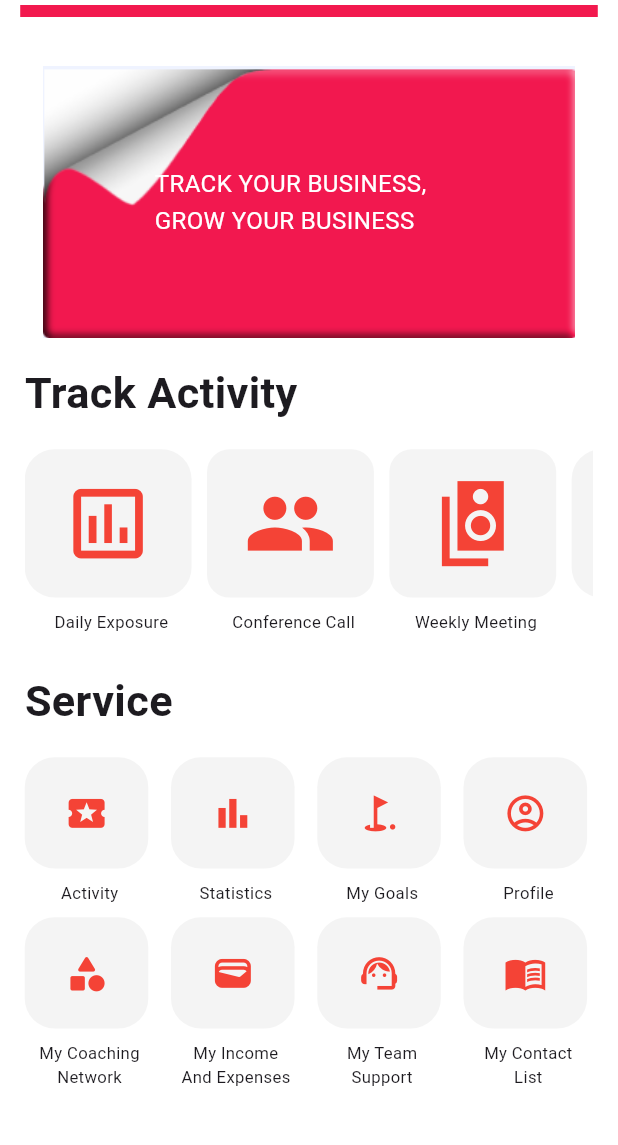
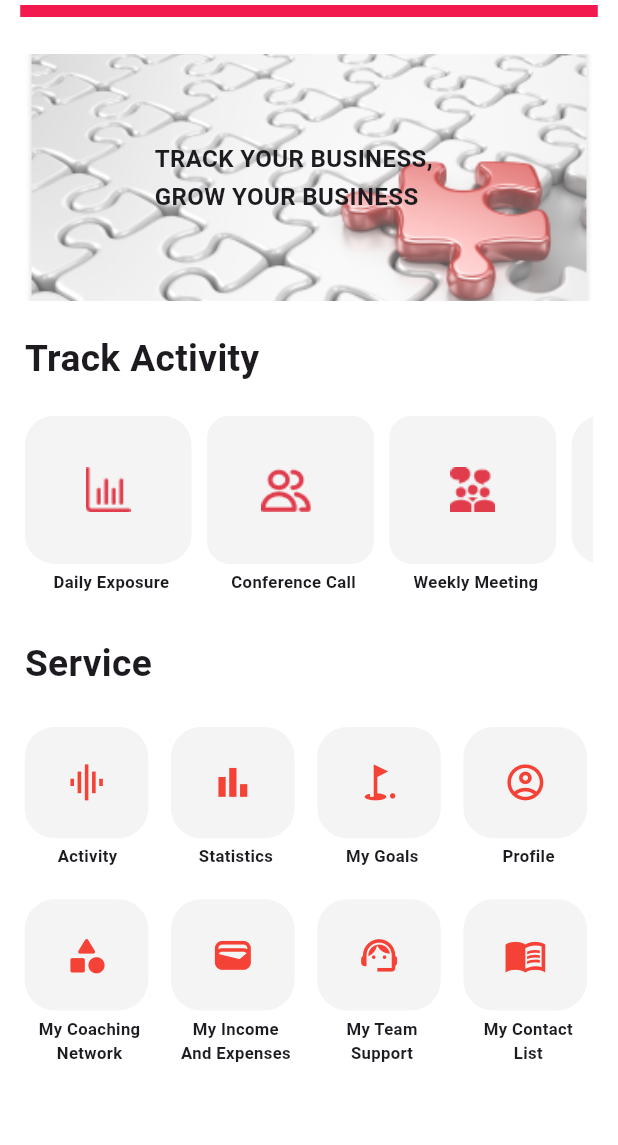
Before and after one commit to Subhan-Ayub/HBB-App, a Flutter app: the HomeScreen screen opened by its route, on a phone screen of 412 x 824 dp, the part 82-1227 px from its top. Run offline on Flutter 3.47's test engine with Material 3 defaults, Android fonts, the phone set to English and light mode, and no system bars; our stand-ins replace get, get_storage, intl_phone_number_input, sliding_up_panel, syncfusion_flutter_charts, syncfusion_flutter_datepicker; accounts and stored records are empty.

Commit message:
home page (Bobby)

```diff
--- a/lib/src/ui/view/home.dart
+++ b/lib/src/ui/view/home.dart
@@ -20,35 +20,37 @@ class HomeScreen extends StatelessWidget {
   }
 
   Widget body() {
-    return SingleChildScrollView(
-      child: Column(
+    return Column(
       children: [
         Container(
-            height: Get.height * 0.22,
-            child: Container(
-              width: Get.width / 1.1,
+          width: Get.width,
+          height: Get.height * 0.2,
           alignment: Alignment.center,
           decoration: const BoxDecoration(
+              // color: Colors.amber,
               image: DecorationImage(
+                  opacity: .7,
                   image: AssetImage(
-                        'assets/images/header-image.png',
+                    'assets/images/banner-img.png',
                   ),
-                      fit: BoxFit.contain)),
+                  fit: BoxFit.cover)),
           child: SizedBox(
             width: Get.width / 2,
             child: Text(
               'TRACK YOUR BUSINESS, GROW YOUR BUSINESS',
               style: TextStyle(
                   fontSize: Get.width * 0.039,
-                      fontWeight: FontWeight.w400,
-                      color: Colors.white,
+                  fontWeight: FontWeight.bold,
+                  // color: Colors.white,
                   height: Get.height * 0.0019),
             ),
           ),
-            ),
-          ).marginOnly(top: Get.height * 0.04),
+        ).marginOnly(top: Get.height * 0.03),
 
         // Track Activity
+        Column(
+          // mainAxisAlignment: MainAxisAlignment.spaceBetween,
+          children: [
             Container(
               width: Get.width,
               child: Column(
@@ -57,8 +59,9 @@ class HomeScreen extends StatelessWidget {
                   Text(
                     "Track Activity",
                     style: TextStyle(
-                      fontSize: Get.width * 0.07, fontWeight: FontWeight.w700),
-                ).marginSymmetric(vertical: Get.height * 0.02),
+                        fontSize: Get.width * 0.06,
+                        fontWeight: FontWeight.w700),
+                  ).marginSymmetric(vertical: Get.height * 0.025),
                   SingleChildScrollView(
                     scrollDirection: Axis.horizontal,
                     child: Row(
@@ -77,17 +80,19 @@ class HomeScreen extends StatelessWidget {
                                 decoration: BoxDecoration(
                                   color: UIDataColors.greyColor,
                                   borderRadius: BorderRadius.circular(20),
+                                  image: DecorationImage(
+                                    image: AssetImage(
+                                      'assets/images/dailyexposure.png',
                                     ),
-                              child: Icon(
-                                Icons.assessment_outlined,
-                                size: Get.width * 0.15,
-                                color: Colors.red,
+                                  ),
                                 ),
                               ).marginOnly(right: Get.width * .01),
                               Text(
                                 'Daily Exposure',
-                              style: TextStyle(fontSize: Get.width * 0.027),
-                            ).marginSymmetric(vertical: Get.height * .01)
+                                style: TextStyle(
+                                    fontSize: Get.width * 0.027,
+                                    fontWeight: FontWeight.bold),
+                              ).marginSymmetric(vertical: Get.height * .005)
                             ],
                           ).marginOnly(right: Get.width * .015),
                         ),
@@ -106,17 +111,19 @@ class HomeScreen extends StatelessWidget {
                                 decoration: BoxDecoration(
                                   color: UIDataColors.greyColor,
                                   borderRadius: BorderRadius.circular(15),
+                                  image: DecorationImage(
+                                    image: AssetImage(
+                                      'assets/images/conferencecall.png',
                                     ),
-                              child: Icon(
-                                Icons.group,
-                                size: Get.width * 0.15,
-                                color: Colors.red,
+                                  ),
                                 ),
                               ).marginOnly(right: Get.width * .01),
                               Text(
                                 'Conference Call',
-                              style: TextStyle(fontSize: Get.width * 0.027),
-                            ).marginSymmetric(vertical: Get.height * .01)
+                                style: TextStyle(
+                                    fontSize: Get.width * 0.027,
+                                    fontWeight: FontWeight.bold),
+                              ).marginSymmetric(vertical: Get.height * .005)
                             ],
                           ).marginOnly(right: Get.width * .015),
                         ),
@@ -135,17 +142,19 @@ class HomeScreen extends StatelessWidget {
                                 decoration: BoxDecoration(
                                   color: UIDataColors.greyColor,
                                   borderRadius: BorderRadius.circular(15),
+                                  image: DecorationImage(
+                                    image: AssetImage(
+                                      'assets/images/weeklymeeting.png',
                                     ),
-                              child: Icon(
-                                Icons.speaker_group_sharp,
-                                size: Get.width * 0.15,
-                                color: Colors.red,
+                                  ),
                                 ),
                               ).marginOnly(right: Get.width * .01),
                               Text(
                                 'Weekly Meeting',
-                              style: TextStyle(fontSize: Get.width * 0.027),
-                            ).marginSymmetric(vertical: Get.height * .01)
+                                style: TextStyle(
+                                    fontSize: Get.width * 0.027,
+                                    fontWeight: FontWeight.bold),
+                              ).marginSymmetric(vertical: Get.height * .005)
                             ],
                           ).marginOnly(right: Get.width * .015),
                         ),
@@ -165,17 +174,19 @@ class HomeScreen extends StatelessWidget {
                                 decoration: BoxDecoration(
                                   color: UIDataColors.greyColor,
                                   borderRadius: BorderRadius.circular(20),
+                                  image: DecorationImage(
+                                    image: AssetImage(
+                                      'assets/images/signups.png',
                                     ),
-                              child: Icon(
-                                Icons.cyclone_outlined,
-                                size: Get.width * 0.15,
-                                color: Colors.red,
+                                  ),
                                 ),
                               ).marginOnly(right: Get.width * .01),
                               Text(
                                 'SignUp Reports',
-                              style: TextStyle(fontSize: Get.width * 0.027),
-                            ).marginSymmetric(vertical: Get.height * .01)
+                                style: TextStyle(
+                                    fontSize: Get.width * 0.027,
+                                    fontWeight: FontWeight.bold),
+                              ).marginSymmetric(vertical: Get.height * .005)
                             ],
                           ).marginOnly(right: Get.width * .015),
                         ),
@@ -186,8 +197,7 @@ class HomeScreen extends StatelessWidget {
                 ],
               ),
             ),
-
-          // Service
+            //
             Container(
               width: Get.width,
               child: Column(
@@ -196,8 +206,9 @@ class HomeScreen extends StatelessWidget {
                   Text(
                     "Service",
                     style: TextStyle(
-                      fontSize: Get.width * 0.07, fontWeight: FontWeight.w700),
-                ).marginSymmetric(vertical: Get.height * .02),
+                        fontSize: Get.width * 0.06,
+                        fontWeight: FontWeight.w700),
+                  ).marginSymmetric(vertical: Get.height * .03),
 
                   Row(
                     mainAxisAlignment: MainAxisAlignment.spaceBetween,
@@ -213,18 +224,20 @@ class HomeScreen extends StatelessWidget {
                               borderRadius: BorderRadius.circular(20),
                             ),
                             child: Icon(
-                            Icons.local_activity,
+                              Icons.graphic_eq,
                               size: Get.width * 0.07,
                               color: Colors.red,
                             ),
                           ).marginOnly(right: Get.width * .01),
                           Text(
-                          'Activity',
-                          style: TextStyle(fontSize: Get.width * 0.027),
-                        ).marginSymmetric(vertical: Get.height * .01)
+                            'Activity ',
+                            style: TextStyle(
+                                fontSize: Get.width * 0.027,
+                                fontWeight: FontWeight.bold),
+                          ).marginSymmetric(vertical: Get.height * .005)
                         ],
                       ),
-                    //
+                      // 390a0a
                       Column(
                         children: [
                           Container(
@@ -243,8 +256,10 @@ class HomeScreen extends StatelessWidget {
                           ).marginOnly(right: Get.width * .01),
                           Text(
                             'Statistics',
-                          style: TextStyle(fontSize: Get.width * 0.027),
-                        ).marginSymmetric(vertical: Get.height * .01)
+                            style: TextStyle(
+                                fontSize: Get.width * 0.027,
+                                fontWeight: FontWeight.bold),
+                          ).marginSymmetric(vertical: Get.height * .005)
                         ],
                       ),
                       //
@@ -266,8 +281,10 @@ class HomeScreen extends StatelessWidget {
                           ).marginOnly(right: Get.width * .01),
                           Text(
                             'My Goals',
-                          style: TextStyle(fontSize: Get.width * 0.027),
-                        ).marginSymmetric(vertical: Get.height * .01)
+                            style: TextStyle(
+                                fontSize: Get.width * 0.027,
+                                fontWeight: FontWeight.bold),
+                          ).marginSymmetric(vertical: Get.height * .005)
                         ],
                       ),
                       //
@@ -289,14 +306,19 @@ class HomeScreen extends StatelessWidget {
                           ).marginOnly(right: Get.width * .01),
                           Text(
                             'Profile',
-                          style: TextStyle(fontSize: Get.width * 0.027),
-                        ).marginSymmetric(vertical: Get.height * .01)
+                            style: TextStyle(
+                                fontSize: Get.width * 0.027,
+                                fontWeight: FontWeight.bold),
+                          ).marginSymmetric(vertical: Get.height * .005)
                         ],
                       ),
                       //
                     ],
                   ),
                   //
+                  SizedBox(
+                    height: Get.height * .02,
+                  ),
                   Row(
                     mainAxisAlignment: MainAxisAlignment.spaceBetween,
                     children: [
@@ -319,8 +341,10 @@ class HomeScreen extends StatelessWidget {
                           Text(
                             'My Coaching \nNetwork',
                             textAlign: TextAlign.center,
-                          style: TextStyle(fontSize: Get.width * 0.027),
-                        ).marginSymmetric(vertical: Get.height * .01)
+                            style: TextStyle(
+                                fontSize: Get.width * 0.027,
+                                fontWeight: FontWeight.bold),
+                          ).marginSymmetric(vertical: Get.height * .005)
                         ],
                       ),
                       //
@@ -343,8 +367,10 @@ class HomeScreen extends StatelessWidget {
                           Text(
                             'My Income \nAnd Expenses',
                             textAlign: TextAlign.center,
-                          style: TextStyle(fontSize: Get.width * 0.027),
-                        ).marginSymmetric(vertical: Get.height * .01)
+                            style: TextStyle(
+                                fontSize: Get.width * 0.027,
+                                fontWeight: FontWeight.bold),
+                          ).marginSymmetric(vertical: Get.height * .005)
                         ],
                       ),
                       //
@@ -367,8 +393,10 @@ class HomeScreen extends StatelessWidget {
                           Text(
                             'My Team \nSupport',
                             textAlign: TextAlign.center,
-                          style: TextStyle(fontSize: Get.width * 0.027),
-                        ).marginSymmetric(vertical: Get.height * .01)
+                            style: TextStyle(
+                                fontSize: Get.width * 0.027,
+                                fontWeight: FontWeight.bold),
+                          ).marginSymmetric(vertical: Get.height * .005)
                         ],
                       ),
                       //
@@ -391,8 +419,10 @@ class HomeScreen extends StatelessWidget {
                           Text(
                             'My Contact \nList',
                             textAlign: TextAlign.center,
-                          style: TextStyle(fontSize: Get.width * 0.027),
-                        ).marginSymmetric(vertical: Get.height * .01)
+                            style: TextStyle(
+                                fontSize: Get.width * 0.027,
+                                fontWeight: FontWeight.bold),
+                          ).marginSymmetric(vertical: Get.height * .005)
                         ],
                       ),
                       //
@@ -403,7 +433,10 @@ class HomeScreen extends StatelessWidget {
               ),
             )
           ],
-      ).marginSymmetric(horizontal: Get.height * 0.02),
-    );
+        ),
+
+        // Service
+      ],
+    ).marginSymmetric(horizontal: Get.height * 0.02);
   }
 }
```
Also changed, not shown: assets/images/banner-img.png (added), assets/images/conferencecall.png (added), assets/images/dailyexposure.png (added), assets/images/signups.png (added), assets/images/weeklymeeting.png (added). Lines whose indentation alone changed are shown as unchanged.
